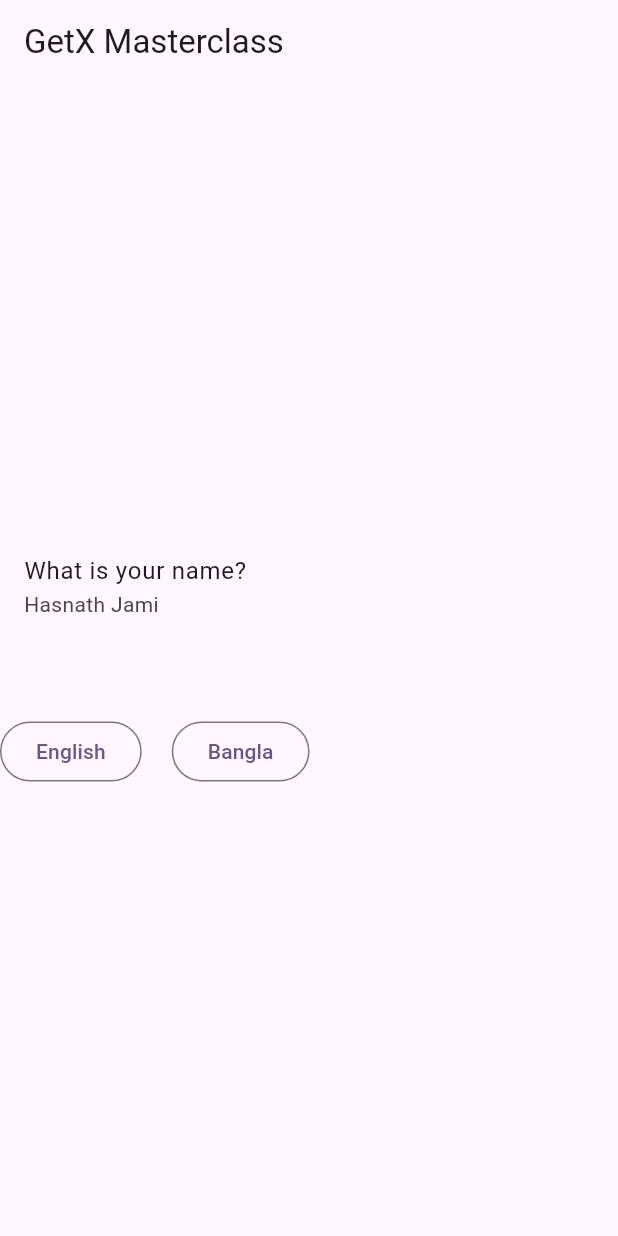
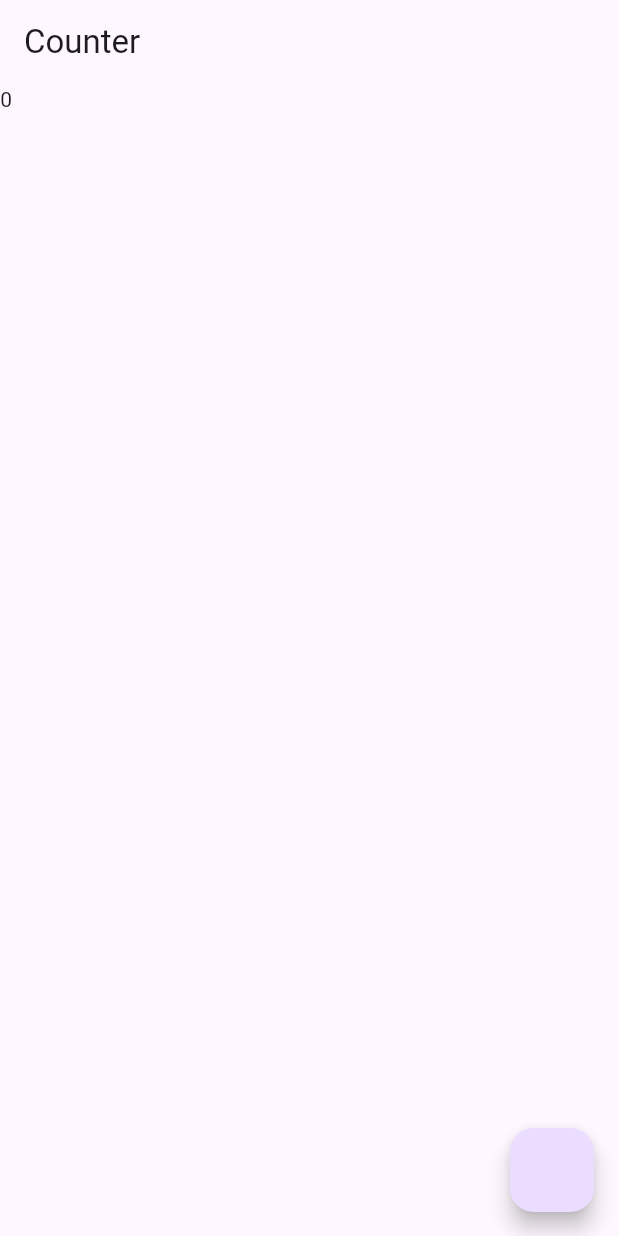
Before and after one commit to HasnathJami/Flutter_GetX_Masterclass, a Flutter app: the screen it shows after launch, on a phone screen of 412 x 824 dp. Run offline on Flutter 3.47's test engine with Material 3 defaults, Android fonts, the phone set to English and light mode, and no system bars; our stand-ins replace get.

Commit message:
9. GetX: Counter Example

```diff
--- /dev/null
+++ b/lib/counter/counter_controller.dart
@@ -0,0 +1,10 @@
+import 'package:get/get.dart';
+
+class CounterController extends GetxController {
+  RxInt counter = 0.obs;
+
+  void incrementCounter() {
+    counter.value++;
+    print('Counter value : ${counter.value}');
+  }
+}
--- /dev/null
+++ b/lib/counter/counter_screen.dart
@@ -0,0 +1,33 @@
+import 'package:flutter/material.dart';
+import 'package:flutter_getx_masterclass/counter/counter_controller.dart';
+import 'package:get/get.dart';
+
+class CounterScreen extends StatefulWidget {
+  const CounterScreen({super.key});
+
+  @override
+  State<CounterScreen> createState() => _CounterScreenState();
+}
+
+class _CounterScreenState extends State<CounterScreen> {
+  CounterController controller = Get.put(CounterController());
+
+  @override
+  Widget build(BuildContext context) {
+    return Scaffold(
+      appBar: AppBar(
+        title: Text('Counter'),
+      ),
+      body: Container(
+        child: Obx(() {
+          print('rebuild');
+          return Text(controller.counter.value.toString());
+        }),
+        // child: Obx(() => Text(controller.counter.value.toString())),
+      ),
+      floatingActionButton: FloatingActionButton(onPressed: () {
+        controller.incrementCounter();
+      }),
+    );
+  }
+}
--- a/lib/main.dart
+++ b/lib/main.dart
@@ -1,6 +1,5 @@
 import 'package:flutter/material.dart';
-import 'package:flutter_getx_masterclass/home_screen.dart';
-import 'package:flutter_getx_masterclass/languages.dart';
+import 'package:flutter_getx_masterclass/counter/counter_screen.dart';
 import 'package:get/get.dart';
 
 void main() {
@@ -14,15 +13,14 @@ class MyApp extends StatelessWidget {
   Widget build(BuildContext context) {
     return GetMaterialApp(
       title: 'Flutter Demo',
-      // locale: Locale('bn', 'BD'),
-      translations: Languages(),
-      locale: Locale('en', 'US'),
-      fallbackLocale: Locale('en', 'US'),
+      // translations: Languages(),
+      // locale: Locale('en', 'US'),
+      // fallbackLocale: Locale('en', 'US'),
       theme: ThemeData(
         colorScheme: ColorScheme.fromSeed(seedColor: Colors.deepPurple),
         useMaterial3: true,
       ),
-      home: HomeScreen(),
+      home: CounterScreen(),
       // getPages: [
       //   GetPage(name:'/', page: () => HomeScreen()),
       //   GetPage(name:'/screenOne', page: () => ScreenOne()),
```
Also changed, not shown: lib/home/home_screen.dart (renamed from lib/home_screen.dart), lib/language/languages.dart (renamed from lib/languages.dart), lib/misc/screen_one.dart (renamed from lib/screen_one.dart), lib/misc/screen_two.dart (renamed from lib/screen_two.dart).
